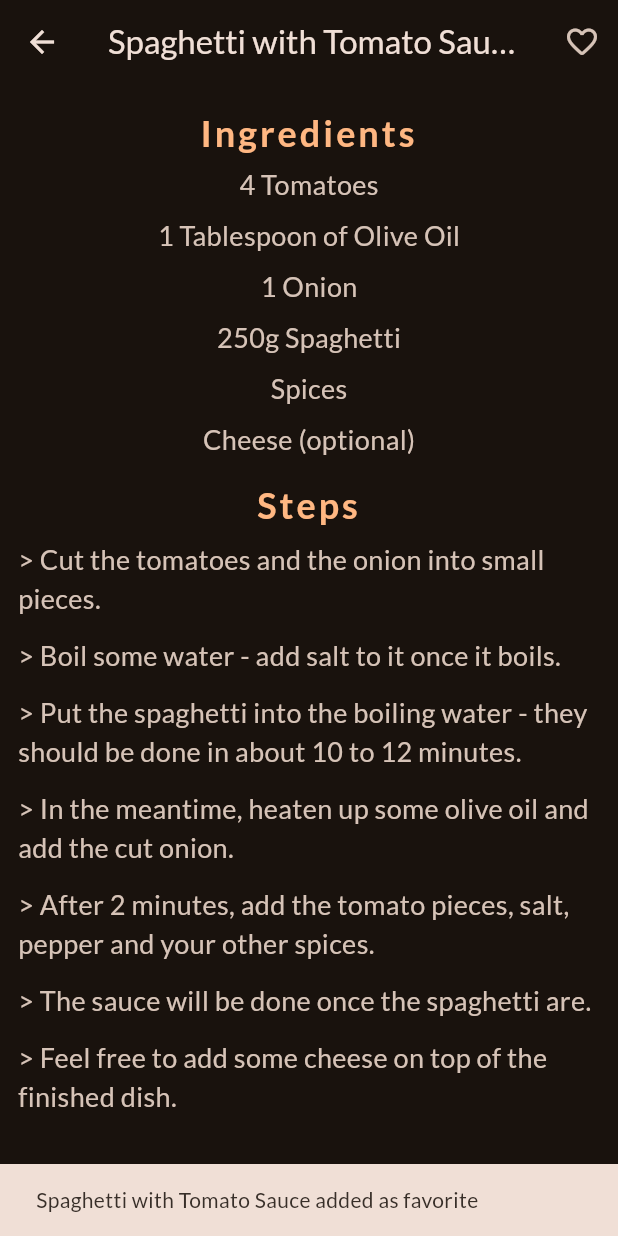
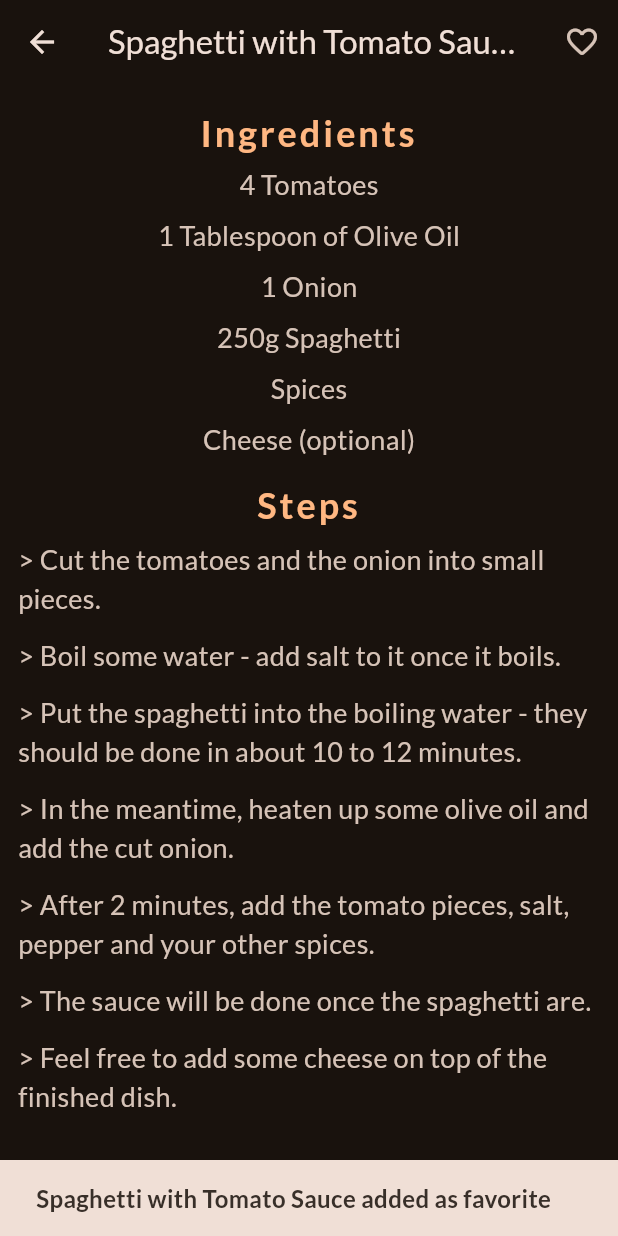
Before and after one commit to Talha-Orax/basic_app, a Flutter app: the MealDiscriptionScreen screen opened directly with sample values from the repository, after a tap on the "favorite outline" icon, on a phone screen of 412 x 824 dp. Run offline on Flutter 3.47's test engine with Material 3 defaults, Android fonts, the phone set to English and light mode, and no system bars; our stand-ins replace flutter_riverpod, google_fonts, transparent_image; network calls fail.

Commit message:
done with riverpod

```diff
--- a/lib/screens/meal_discription.dart
+++ b/lib/screens/meal_discription.dart
@@ -23,9 +23,13 @@ class MealDiscriptionScreen extends ConsumerWidget {
                   .onToogleFavoriteMeal(meal);
               ScaffoldMessenger.of(context).clearSnackBars();
               ScaffoldMessenger.of(context).showSnackBar(SnackBar(
-                content: Text(wasadded
-                    ? " ${meal.title} removed as favorite"
-                    : "${meal.title} added as favorite"),
+                content: Text(
+                  wasadded
+                      ? " ${meal.title} removed as favorite"
+                      : "${meal.title} added as favorite",
+                  style: const TextStyle(
+                      fontSize: 16, fontWeight: FontWeight.w700),
+                ),
                 duration: const Duration(seconds: 1),
               ));
             },
```
